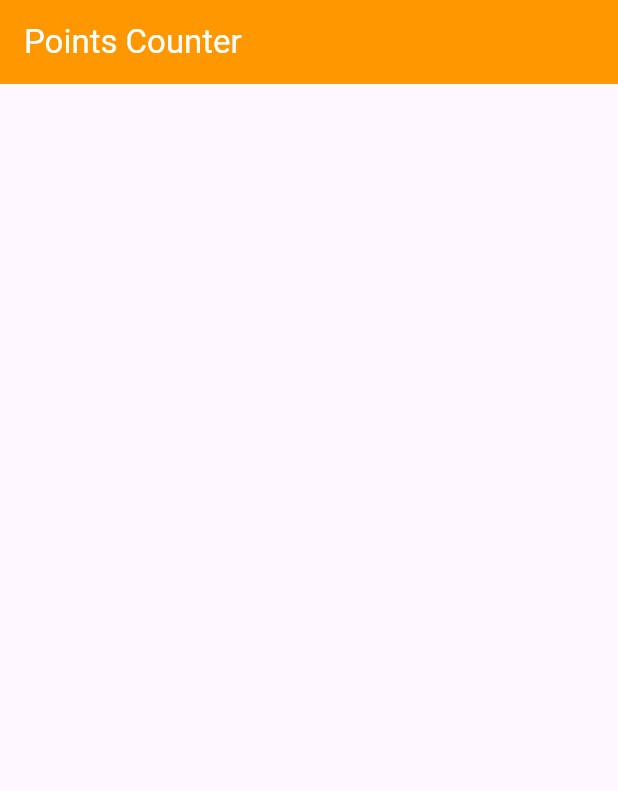
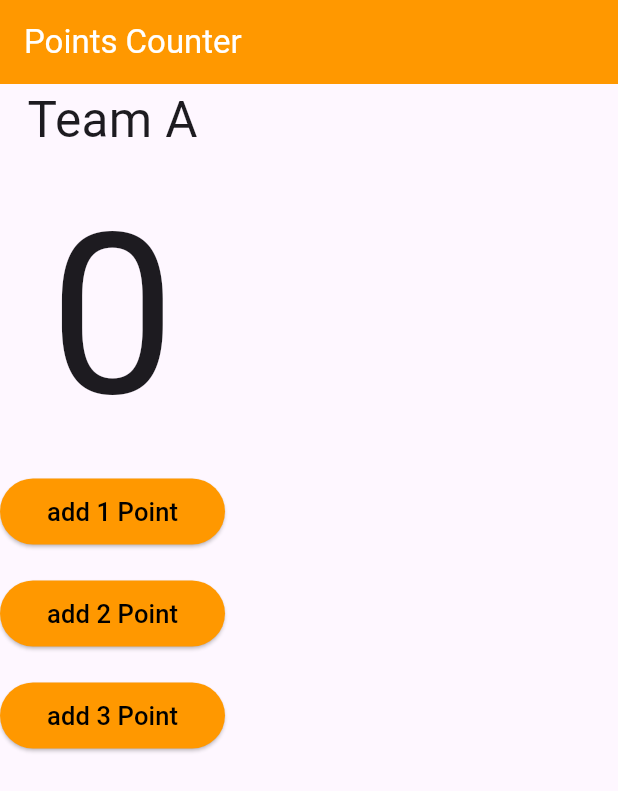
Before and after one commit to 01151634247/Basket_Boint_CounterApp, a Flutter app: the screen it shows after launch, on a phone screen of 412 x 824 dp. Shown: the top 791 px of the screen. Run offline on Flutter 3.47's test engine with Material 3 defaults, Android fonts, the phone set to English and light mode, and no system bars.

Commit message:
add button in in first colum

```diff
--- a/lib/widget/Basket_Counter_Body.dart
+++ b/lib/widget/Basket_Counter_Body.dart
@@ -13,17 +13,48 @@ class BasketCounterBody extends StatelessWidget {
         ),
         body: Column(
           children: [
-            Row(
-              children: [
-                Column(
-                  children: [
+            Text('Team A',style: TextStyle(
+              fontSize: 33,
+            ),),
+            Text('0',style: TextStyle(
+              fontSize: 150,
 
+            ),),
+            ElevatedButton(
+              style: ElevatedButton.styleFrom(
+                backgroundColor: Colors.orange,
+                minimumSize: Size(150,44),
+              ),
+              onPressed: (){}, child:Text('add 1 Point',style: TextStyle(
+                fontSize: 17,
+                color: Colors.black,
+              ),),),
 
-                  ],
-                ),
+              SizedBox(
+                height:20 ,
+               ),
 
-              ],
-            ),
+              ElevatedButton(
+              style: ElevatedButton.styleFrom(
+                backgroundColor: Colors.orange,
+                minimumSize: Size(150,44),
+              ),
+              onPressed: (){}, child:Text('add 2 Point',style: TextStyle(
+                fontSize: 17,
+                color: Colors.black,
+              ),),),
+               SizedBox(
+                height:20 ,
+               ),
+              ElevatedButton(
+              style: ElevatedButton.styleFrom(
+                backgroundColor: Colors.orange,
+                minimumSize: Size(150,44),
+              ),
+              onPressed: (){}, child:Text('add 3 Point',style: TextStyle(
+                fontSize: 17,
+                color: Colors.black,
+              ),),),
 
           ],
         ),
```
